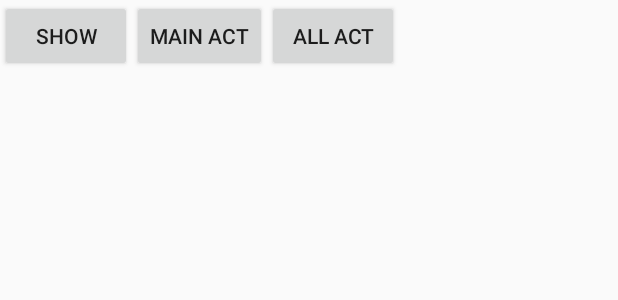
After one commit to chpack/RealStar, an Android app: the layout activity_app_list.xml on its own in the app's theme, with its tools: preview values and no code run, on a phone screen of 412 x 824 dp. The commit adds this screen. Shown: the top 300 px of the screen. Run offline under Robolectric (Android 15) with nearby library versions, the phone set to English and light mode, and no system bars.

Commit message:
Splite a AppListActivity

```diff
--- /dev/null
+++ b/app/src/main/res/layout/activity_app_list.xml
@@ -0,0 +1,46 @@
+<?xml version="1.0" encoding="utf-8"?>
+<androidx.constraintlayout.widget.ConstraintLayout xmlns:android="http://schemas.android.com/apk/res/android"
+    xmlns:app="http://schemas.android.com/apk/res-auto"
+    xmlns:tools="http://schemas.android.com/tools"
+    android:layout_width="match_parent"
+    android:layout_height="match_parent"
+    tools:context=".AppListActivity">
+
+    <Button
+        android:id="@+id/showbut"
+        android:layout_width="wrap_content"
+        android:layout_height="wrap_content"
+        android:text="@string/show"
+        app:layout_constraintStart_toStartOf="parent"
+        app:layout_constraintTop_toTopOf="parent" />
+
+    <Button
+        android:id="@+id/show_launcher"
+        android:layout_width="wrap_content"
+        android:layout_height="wrap_content"
+        android:text="@string/main_act"
+        app:layout_constraintStart_toEndOf="@+id/showbut"
+        app:layout_constraintTop_toTopOf="parent" />
+
+    <Button
+        android:id="@+id/show_all"
+        android:layout_width="wrap_content"
+        android:layout_height="wrap_content"
+        android:text="@string/all_act"
+        app:layout_constraintStart_toEndOf="@+id/show_launcher"
+        app:layout_constraintTop_toTopOf="parent" />
+
+    <androidx.recyclerview.widget.RecyclerView
+        android:id="@+id/lists"
+        android:layout_width="0dp"
+        android:layout_height="0dp"
+        android:layout_marginStart="8dp"
+        android:layout_marginTop="8dp"
+        android:layout_marginEnd="8dp"
+        android:layout_marginBottom="8dp"
+        app:layout_constraintBottom_toBottomOf="parent"
+        app:layout_constraintEnd_toEndOf="parent"
+        app:layout_constraintStart_toStartOf="parent"
+        app:layout_constraintTop_toBottomOf="@+id/showbut" />
+
+</androidx.constraintlayout.widget.ConstraintLayout>
```
Also changed, not shown: app/src/main/AndroidManifest.xml (+5 -2 lines), app/src/main/java/com/example/realstar/AppListActivity.kt (added, +108 -0 lines), app/src/main/java/com/example/realstar/MainActivity.kt (+0 -100 lines), app/src/main/java/com/example/realstar/SkyBack.kt (+26 -2 lines), app/src/main/res/layout/activity_main.xml (+0 -38 lines).
